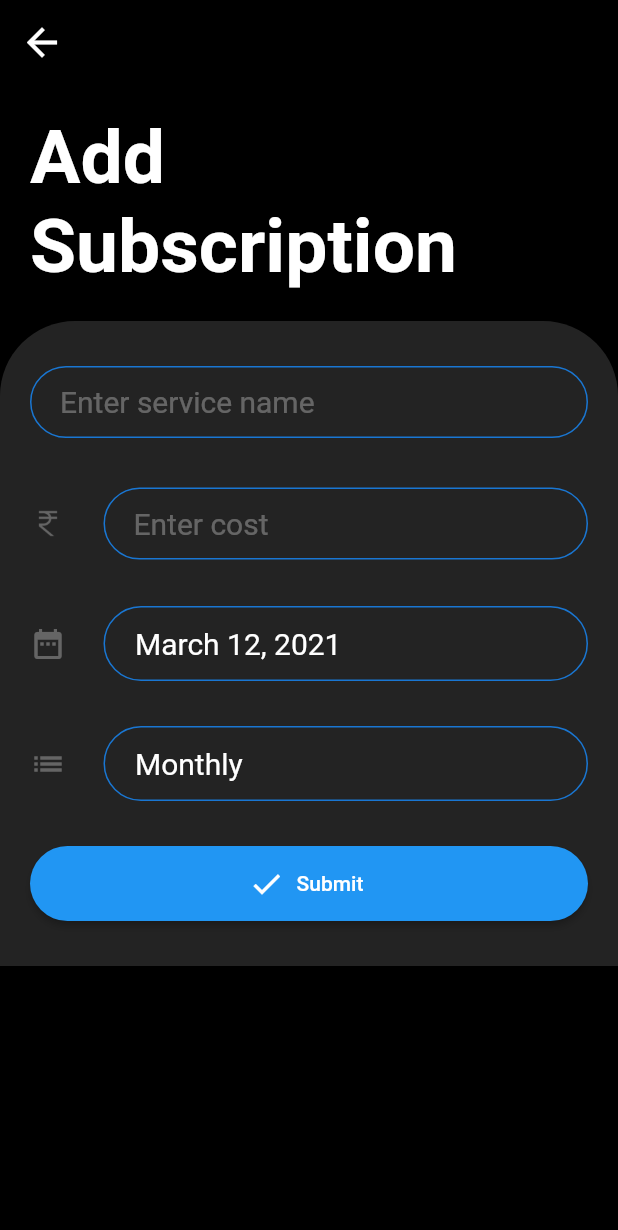
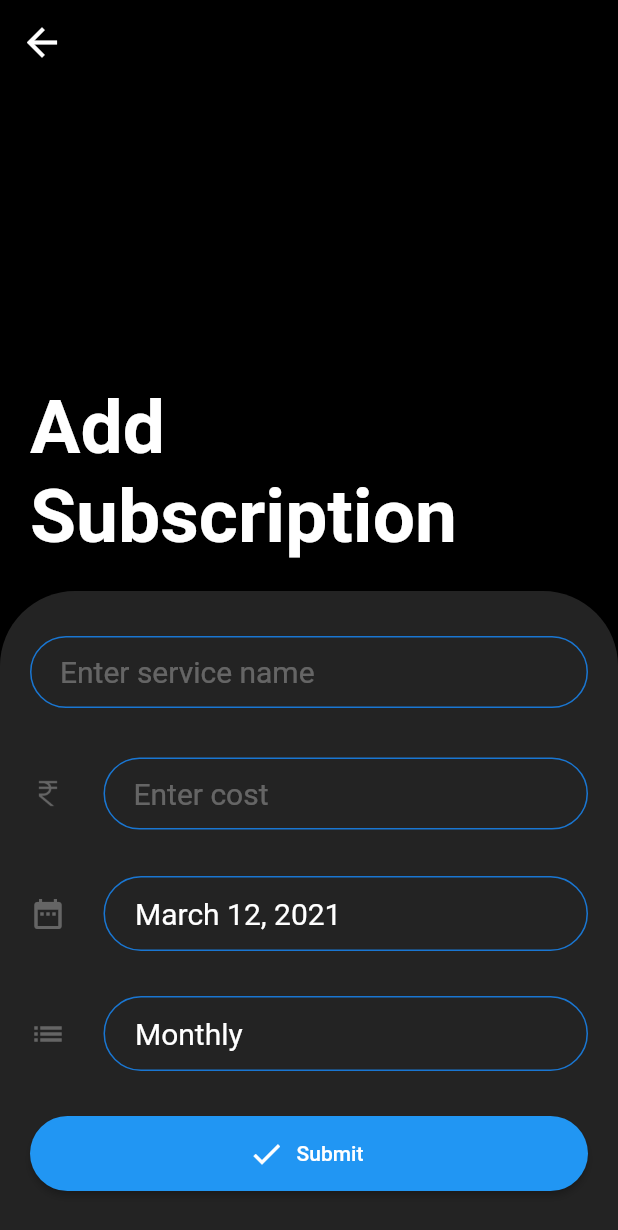
Before and after one commit to Tak1za/SubscriptionTracker, a Flutter app: the screen it shows after launch, after a tap on the "add" icon, on a phone screen of 412 x 824 dp. Shown: the top 1230 px of the screen. Run offline on Flutter 3.47's test engine with Material 2 defaults, Android fonts, the light colour scheme and no system bars; our stand-ins replace page_transition; missing offline and left inert: flutter_material_pickers.

Commit message:
Fixed alignment

```diff
--- a/lib/screens/add_subscription.dart
+++ b/lib/screens/add_subscription.dart
@@ -32,12 +32,16 @@ class AddSubscription extends StatelessWidget {
           centerTitle: true,
           elevation: 0.0,
         ),
-        body: SingleChildScrollView(
-          child: Column(
-            children: <Widget>[
-              AddSubscriptionHeader(),
-              AddSubscriptionForm(),
-            ],
+        body: Align(
+          alignment: Alignment.bottomCenter,
+          child: SingleChildScrollView(
+            child: Column(
+              mainAxisAlignment: MainAxisAlignment.spaceBetween,
+              children: <Widget>[
+                AddSubscriptionHeader(),
+                AddSubscriptionForm(),
+              ],
+            ),
           ),
         ),
       ),
--- a/lib/screens/home_screen.dart
+++ b/lib/screens/home_screen.dart
@@ -55,12 +55,15 @@ class HomeScreen extends StatelessWidget {
             )
           ],
         ),
-        body: SingleChildScrollView(
-          child: Column(
-            children: <Widget>[
-              AllSubscriptionsHeader(),
-              AllSubscriptionList(),
-            ],
+        body: Align(
+          alignment: Alignment.topCenter,
+          child: SingleChildScrollView(
+            child: Column(
+              children: <Widget>[
+                AllSubscriptionsHeader(),
+                AllSubscriptionList(),
+              ],
+            ),
           ),
         ),
       ),
```
